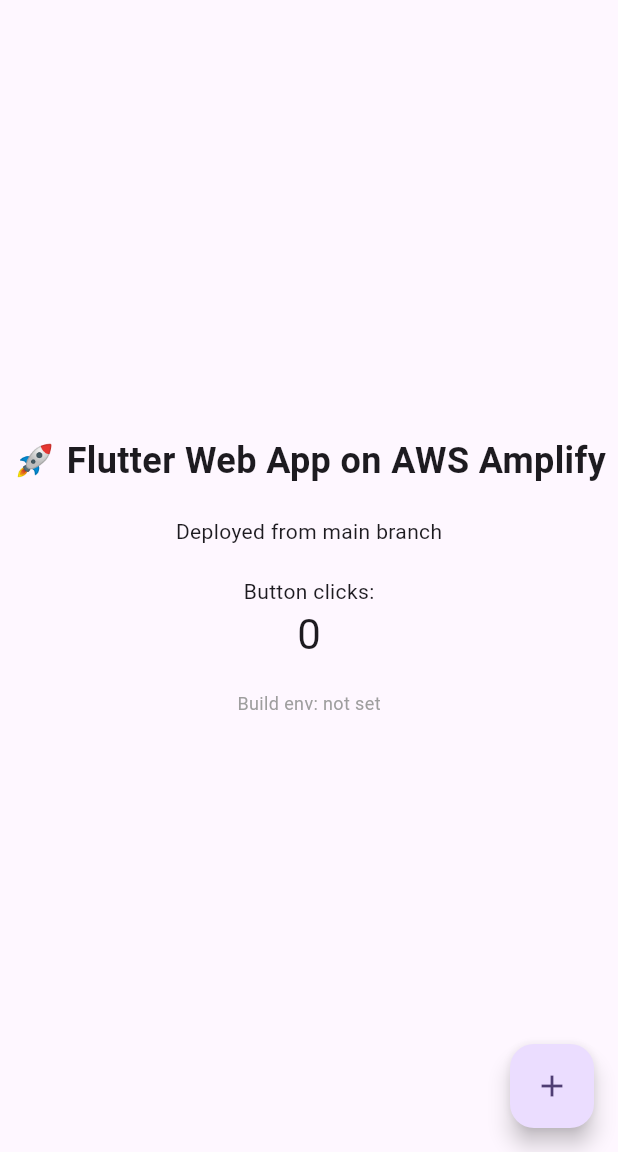
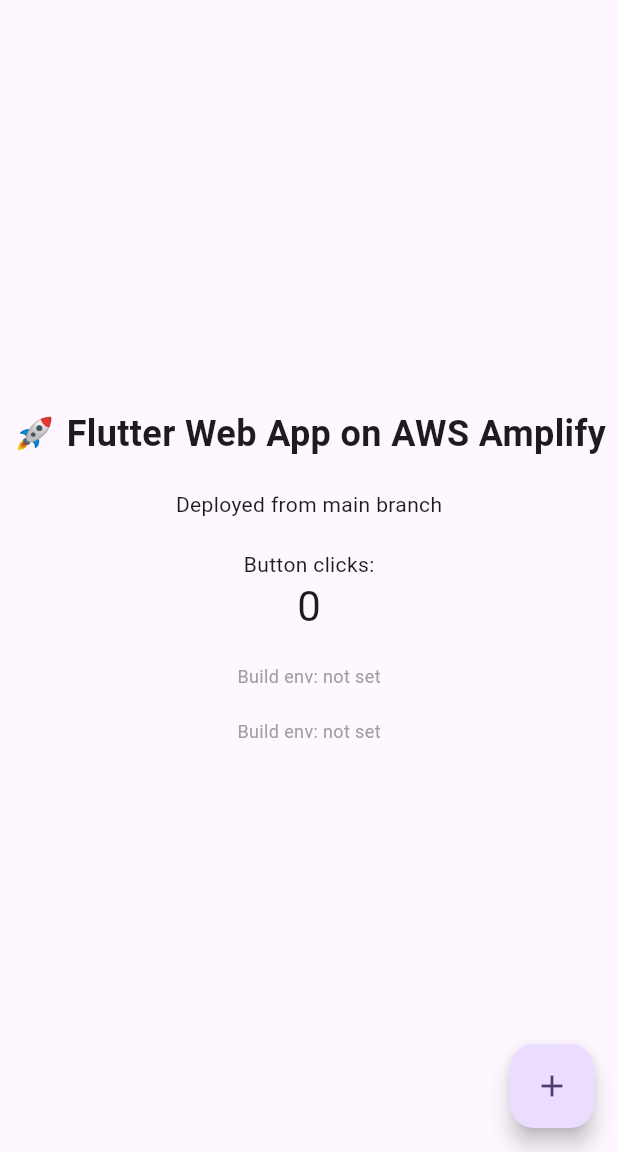
Before and after one commit to Yutama-ops/flutter-amplify-web-demo, a Flutter app: the screen it shows after launch, on a phone screen of 412 x 824 dp, the part 84-1236 px from its top. Run offline on Flutter 3.47's test engine with Material 3 defaults, Android fonts, the phone set to English and light mode, and no system bars.

Commit message:
Add environment variable display to staging branch

```diff
--- a/lib/main.dart
+++ b/lib/main.dart
@@ -121,6 +121,11 @@
               'Build env: ${const String.fromEnvironment('FLUTTER_WEB', defaultValue: 'not set')}',
               style: const TextStyle(fontSize: 12, color: Colors.grey),
             ),
+            const SizedBox(height: 20),
+            Text(
+              'Build env: ${const String.fromEnvironment('FLUTTER_WEB', defaultValue: 'not set')}',
+              style: const TextStyle(fontSize: 12, color: Colors.grey),
+            ),
           ],
         ),
       ),
```
